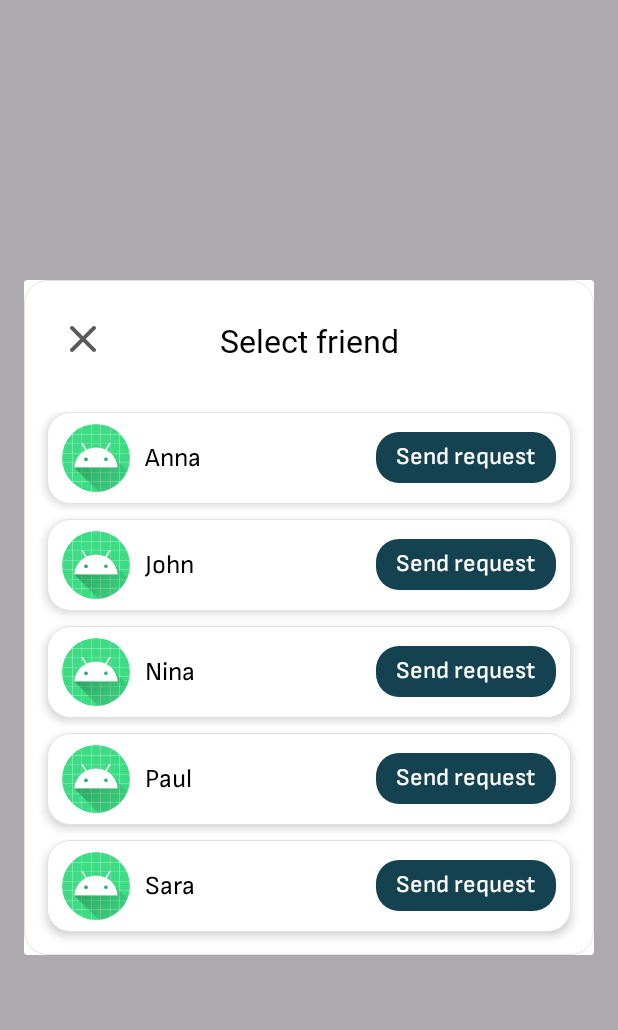
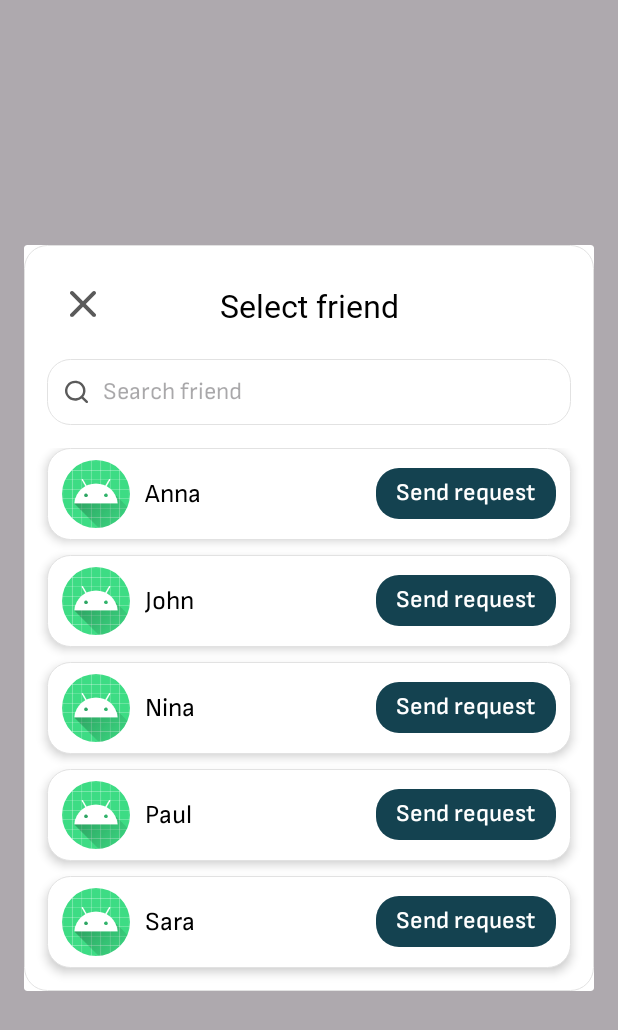
Before and after one commit to natagzn/PrepWiseMobile, an Android app: the fragment FriendHelpDialog shown on its own in the app's theme, on a phone screen of 412 x 824 dp. Shown: the top 1030 px of the screen. Run offline under Robolectric (Android 15) with nearby library versions, the phone set to English and light mode, and no system bars; our stand-ins replace CircleImageView.

Commit message:
Minor corrections

```diff
--- a/PrepWise/app/src/main/java/com/example/prepwise/fragments/LikedFragment.kt
+++ b/PrepWise/app/src/main/java/com/example/prepwise/fragments/LikedFragment.kt
@@ -16,11 +16,8 @@
 import com.google.android.material.tabs.TabLayoutMediator
 
 class LikedFragment : Fragment() {
-
-
     override fun onCreate(savedInstanceState: Bundle?) {
         super.onCreate(savedInstanceState)
-
     }
 
     override fun onCreateView(
--- a/PrepWise/app/src/main/res/layout/dialog_friend_help.xml
+++ b/PrepWise/app/src/main/res/layout/dialog_friend_help.xml
@@ -31,14 +31,45 @@
     app:layout_constraintStart_toStartOf="parent"
     app:layout_constraintTop_toTopOf="parent" />
 
+    <LinearLayout
+        android:id="@+id/linearLayout9"
+        android:layout_width="match_parent"
+        android:layout_height="wrap_content"
+        android:layout_marginHorizontal="15dp"
+        android:layout_marginTop="13dp"
+        android:background="@drawable/white_rounded_background"
+        android:gravity="center_vertical"
+        android:orientation="horizontal"
+        android:padding="12dp"
+        app:layout_constraintTop_toBottomOf="@+id/textView2"
+        tools:layout_editor_absoluteX="25dp">
+
+        <ImageView
+            android:layout_width="wrap_content"
+            android:layout_height="wrap_content"
+            android:layout_marginEnd="10dp"
+            android:src="@drawable/search" />
+
+        <EditText
+            android:id="@+id/input_search"
+            style="@style/regular_16"
+            android:layout_width="wrap_content"
+            android:layout_height="wrap_content"
+            android:background="@null"
+            android:hint="@string/search_friend"
+            android:textColor="@color/black"
+            android:textSize="16sp" />
+    </LinearLayout>
+
     <androidx.recyclerview.widget.RecyclerView
         android:id="@+id/recycler_view_friends"
         android:layout_width="match_parent"
         android:layout_height="wrap_content"
+        android:layout_marginTop="10dp"
         android:padding="5dp"
-    android:layout_marginTop="20dp"
         app:layout_constraintEnd_toEndOf="parent"
+        app:layout_constraintHorizontal_bias="0.0"
         app:layout_constraintStart_toStartOf="parent"
-    app:layout_constraintTop_toBottomOf="@+id/textView2" />
+        app:layout_constraintTop_toBottomOf="@+id/linearLayout9" />
 
 </androidx.constraintlayout.widget.ConstraintLayout>
--- a/PrepWise/app/src/main/res/layout/item_question.xml
+++ b/PrepWise/app/src/main/res/layout/item_question.xml
@@ -27,6 +27,7 @@
             android:layout_width="wrap_content"
             android:layout_height="wrap_content"
             android:paddingHorizontal="5dp"
+            android:paddingVertical="2dp"
             app:srcCompat="@drawable/help" />
     </LinearLayout>
 
--- a/PrepWise/app/src/main/res/values/strings.xml
+++ b/PrepWise/app/src/main/res/values/strings.xml
@@ -173,5 +173,7 @@
     <string name="search_friend">Search friend</string>
     <string name="ask_for_help">ask for help</string>
     <string name="look_answer">look answer</string>
+    <!-- TODO: Remove or change this placeholder text -->
+    <string name="hello_blank_fragment">Hello blank fragment</string>
 
 </resources>
```
Also changed, not shown: PrepWise/app/src/main/java/com/example/prepwise/fragments/ViewFolderFragment.kt (added, +60 -0 lines), PrepWise/app/src/main/java/com/example/prepwise/fragments/ViewSetFragment.kt (+0 -10 lines), PrepWise/app/src/main/res/layout/fragment_view_folder.xml (added, +14 -0 lines), PrepWise/app/src/main/res/layout/fragment_view_set.xml (+6 -17 lines), 1 other file. Lines whose indentation alone changed are shown as unchanged.
